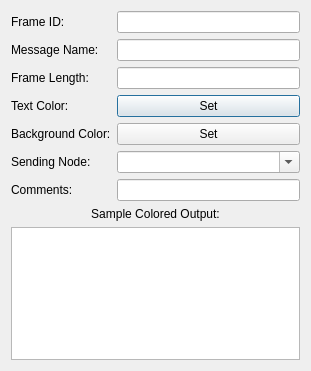
The window that ui/dbcmessageeditor.ui (collin80/SavvyCAN) describes before a commit, drawn with Qt 5.
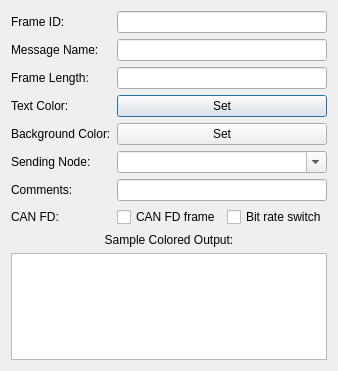
The same window after the commit.

Commit message: DBC: CAN FD messages (VFrameFormat, CANFD_BRS)

Diff of the .ui file:
```diff
--- a/ui/dbcmessageeditor.ui
+++ b/ui/dbcmessageeditor.ui
@@ -70,6 +70,34 @@
      <item row="6" column="1">
       <widget class="QLineEdit" name="lineComment"/>
      </item>
+     <item row="7" column="0">
+      <widget class="QLabel" name="label_canFD">
+       <property name="text">
+        <string>CAN FD:</string>
+       </property>
+      </widget>
+     </item>
+     <item row="7" column="1">
+      <layout class="QHBoxLayout" name="layoutCanFD">
+       <item>
+        <widget class="QCheckBox" name="checkCanFD">
+         <property name="text">
+          <string>CAN FD frame</string>
+         </property>
+        </widget>
+       </item>
+       <item>
+        <widget class="QCheckBox" name="checkBRS">
+         <property name="toolTip">
+          <string>Bit rate switch: the data phase uses the faster data rate</string>
+         </property>
+         <property name="text">
+          <string>Bit rate switch</string>
+         </property>
+        </widget>
+       </item>
+      </layout>
+     </item>
      <item row="5" column="0">
       <widget class="QLabel" name="label_9">
        <property name="text">
```
The commit also changes 7 other files.
